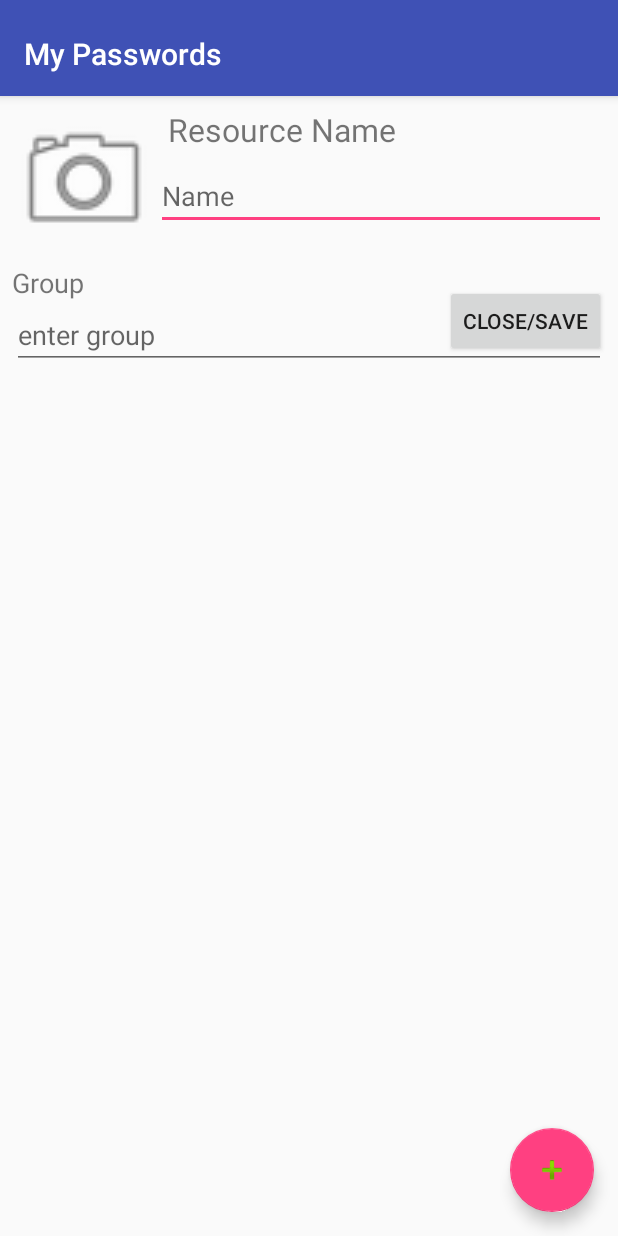
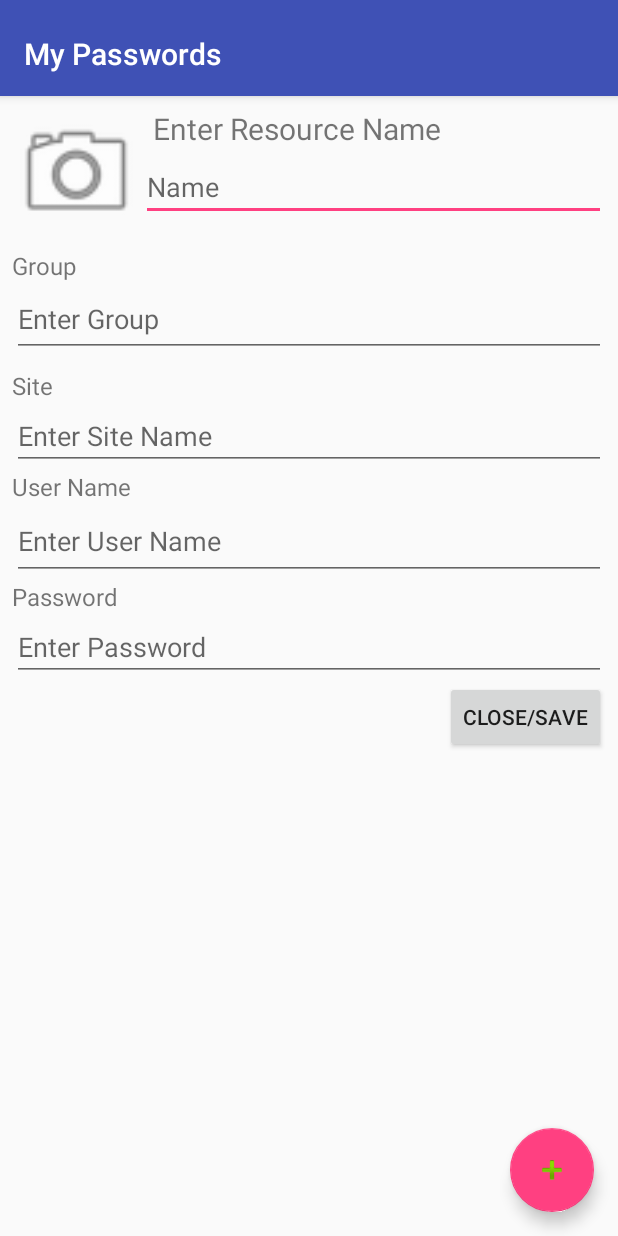
Before and after one commit to dronalexandr/mypass, an Android app: the ViewRecordsActivity screen opened directly, with no data from a screen before it, on a phone screen of 412 x 824 dp. Run offline under Robolectric (Android 15) with nearby library versions, the phone set to English and light mode, and no system bars.

Commit message:
added fields

```diff
--- a/app/src/main/java/com/vegasoft/mypasswords/data/db/RecordsDBHelper.java
+++ b/app/src/main/java/com/vegasoft/mypasswords/data/db/RecordsDBHelper.java
@@ -30,7 +30,7 @@ public class RecordsDBHelper extends BaseDBHelper {
         db.close();
     }
 
-    private void putRecord(Record record) {
+    public void putRecord(Record record) {
         SQLiteDatabase db = getWritableDatabase();
         if (recordExist(db, record.getId())) {
             updateRecord(db, record);
--- a/app/src/main/java/com/vegasoft/mypasswords/presentation/fragments/RecordListFragment.java
+++ b/app/src/main/java/com/vegasoft/mypasswords/presentation/fragments/RecordListFragment.java
@@ -93,7 +93,7 @@ public class RecordListFragment extends Fragment {
                     .setAction("YES", new View.OnClickListener() {
                         @Override
                         public void onClick(View view) {
-                            new RecordsDBHelper(getActivity()).addRecord(record);
+                            new RecordsDBHelper(getActivity()).putRecord(record);
                             adapter.addItem(adapterPosition, record);
                             getView().findViewById(R.id.empty_message).setVisibility(View.GONE);
                         }
--- a/app/src/main/java/com/vegasoft/mypasswords/presentation/fragments/ViewRecordFragment.java
+++ b/app/src/main/java/com/vegasoft/mypasswords/presentation/fragments/ViewRecordFragment.java
@@ -212,7 +212,7 @@ public class ViewRecordFragment extends Fragment {
         record.setDate(System.currentTimeMillis());
         record.setSite("site");
         record.setImage((String) imageView.getTag());
-        recordsDBHelper.addRecord(record);
+        recordsDBHelper.putRecord(record);
         if (mListener != null) {
             mListener.saveClick();
         }
--- a/app/src/main/res/layout/fragment_view_record.xml
+++ b/app/src/main/res/layout/fragment_view_record.xml
@@ -2,13 +2,12 @@
     xmlns:app="http://schemas.android.com/apk/res-auto"
     xmlns:tools="http://schemas.android.com/tools"
     android:layout_width="match_parent"
-    android:layout_height="match_parent">
+    android:layout_height="match_parent"
+    tools:context="com.vegasoft.mypasswords.presentation.ViewRecordsActivity$PlaceholderFragment">
 
     <android.support.constraint.ConstraintLayout
-        android:id="@+id/constraintLayout"
         android:layout_width="match_parent"
-        android:layout_height="wrap_content"
-        tools:context="com.vegasoft.mypasswords.presentation.ViewRecordsActivity$PlaceholderFragment">
+        android:layout_height="wrap_content">
 
         <android.support.v7.widget.AppCompatButton
             android:id="@+id/save_button"
@@ -16,15 +15,16 @@
             android:layout_height="wrap_content"
             android:layout_marginBottom="8dp"
             android:layout_marginEnd="8dp"
-            android:layout_marginRight="8dp"
             android:text="@string/save"
             app:layout_constraintBottom_toBottomOf="parent"
-            app:layout_constraintEnd_toEndOf="parent" />
+            app:layout_constraintEnd_toEndOf="parent"
+            app:layout_constraintTop_toBottomOf="@+id/password_editText"
+            android:layout_marginRight="8dp" />
 
         <ImageView
             android:id="@+id/imageView"
-            android:layout_width="96dp"
-            android:layout_height="96dp"
+            android:layout_width="86dp"
+            android:layout_height="86dp"
             android:layout_marginLeft="8dp"
             android:layout_marginStart="8dp"
             android:layout_marginTop="8dp"
@@ -40,7 +40,7 @@
             android:layout_marginLeft="8dp"
             android:layout_marginStart="8dp"
             android:text="@string/resource_name"
-            android:textSize="21sp"
+            android:textSize="20sp"
             app:layout_constraintStart_toEndOf="@+id/imageView"
             app:layout_constraintTop_toTopOf="@+id/imageView" />
 
@@ -67,14 +67,14 @@
             android:layout_marginStart="8dp"
             android:layout_marginTop="8dp"
             android:text="@string/group"
-            android:textSize="18sp"
+            android:textSize="16sp"
             app:layout_constraintStart_toStartOf="parent"
             app:layout_constraintTop_toBottomOf="@+id/imageView" />
 
         <EditText
             android:id="@+id/group_editText"
             android:layout_width="0dp"
-            android:layout_height="wrap_content"
+            android:layout_height="50dp"
             android:layout_marginEnd="8dp"
             android:layout_marginStart="8dp"
             android:ems="10"
@@ -83,5 +83,76 @@
             app:layout_constraintEnd_toEndOf="parent"
             app:layout_constraintStart_toStartOf="parent"
             app:layout_constraintTop_toBottomOf="@+id/group_textView" />
+
+        <TextView
+            android:id="@+id/site_textView"
+            android:layout_width="wrap_content"
+            android:layout_height="wrap_content"
+            android:layout_marginStart="8dp"
+            android:textSize="16sp"
+            android:layout_marginTop="8dp"
+            android:text="@string/site"
+            app:layout_constraintStart_toStartOf="parent"
+            app:layout_constraintTop_toBottomOf="@+id/group_editText"
+            android:layout_marginLeft="8dp" />
+
+        <EditText
+            android:id="@+id/site_editText"
+            android:layout_width="0dp"
+            android:layout_height="wrap_content"
+            android:layout_marginEnd="8dp"
+            android:layout_marginStart="8dp"
+            android:ems="10"
+            android:hint="@string/site_name"
+            app:layout_constraintEnd_toEndOf="parent"
+            app:layout_constraintStart_toStartOf="parent"
+            app:layout_constraintTop_toBottomOf="@+id/site_textView" />
+
+        <TextView
+            android:id="@+id/user_textView3"
+            android:layout_width="wrap_content"
+            android:layout_height="wrap_content"
+            android:layout_marginStart="8dp"
+            android:textSize="16sp"
+            android:text="@string/user_name"
+            app:layout_constraintStart_toStartOf="parent"
+            app:layout_constraintTop_toBottomOf="@+id/site_editText"
+            android:layout_marginLeft="8dp" />
+
+        <EditText
+            android:id="@+id/user_editText"
+            android:layout_width="0dp"
+            android:layout_height="51dp"
+            android:layout_marginEnd="8dp"
+            android:layout_marginStart="8dp"
+            android:ems="10"
+            android:hint="@string/enter_user_name"
+            app:layout_constraintEnd_toEndOf="parent"
+            app:layout_constraintStart_toStartOf="parent"
+            app:layout_constraintTop_toBottomOf="@+id/user_textView3" />
+
+        <TextView
+            android:id="@+id/textView4"
+            android:layout_width="wrap_content"
+            android:layout_height="wrap_content"
+            android:layout_marginStart="8dp"
+            android:textSize="16sp"
+            android:text="@string/password"
+            app:layout_constraintStart_toStartOf="parent"
+            app:layout_constraintTop_toBottomOf="@+id/user_editText"
+            android:layout_marginLeft="8dp" />
+
+        <EditText
+            android:id="@+id/password_editText"
+            android:layout_width="0dp"
+            android:layout_height="wrap_content"
+            android:layout_marginEnd="8dp"
+            android:layout_marginStart="8dp"
+            android:ems="10"
+            android:hint="@string/enter_password"
+            app:layout_constraintEnd_toEndOf="parent"
+            app:layout_constraintStart_toStartOf="parent"
+            app:layout_constraintTop_toBottomOf="@+id/textView4"
+            tools:ignore="TextFields" />
     </android.support.constraint.ConstraintLayout>
 </ScrollView>
--- a/app/src/main/res/values/strings.xml
+++ b/app/src/main/res/values/strings.xml
@@ -17,9 +17,15 @@
     <string name="save">Close/Save</string>
     <string name="remove">Remove</string>
     <string name="cancel">CANCEL</string>
-    <string name="resource_name">Resource Name</string>
+    <string name="resource_name"> Enter Resource Name</string>
     <string name="name">Name</string>
     <string name="no_records">No Records</string>
     <string name="group">Group</string>
-    <string name="enter_group">enter group</string>
+    <string name="enter_group">Enter Group</string>
+    <string name="site">Site</string>
+    <string name="site_name">Enter Site Name</string>
+    <string name="user_name">User Name</string>
+    <string name="enter_user_name">Enter User Name</string>
+    <string name="password">Password</string>
+    <string name="enter_password">Enter Password</string>
 </resources>
```
